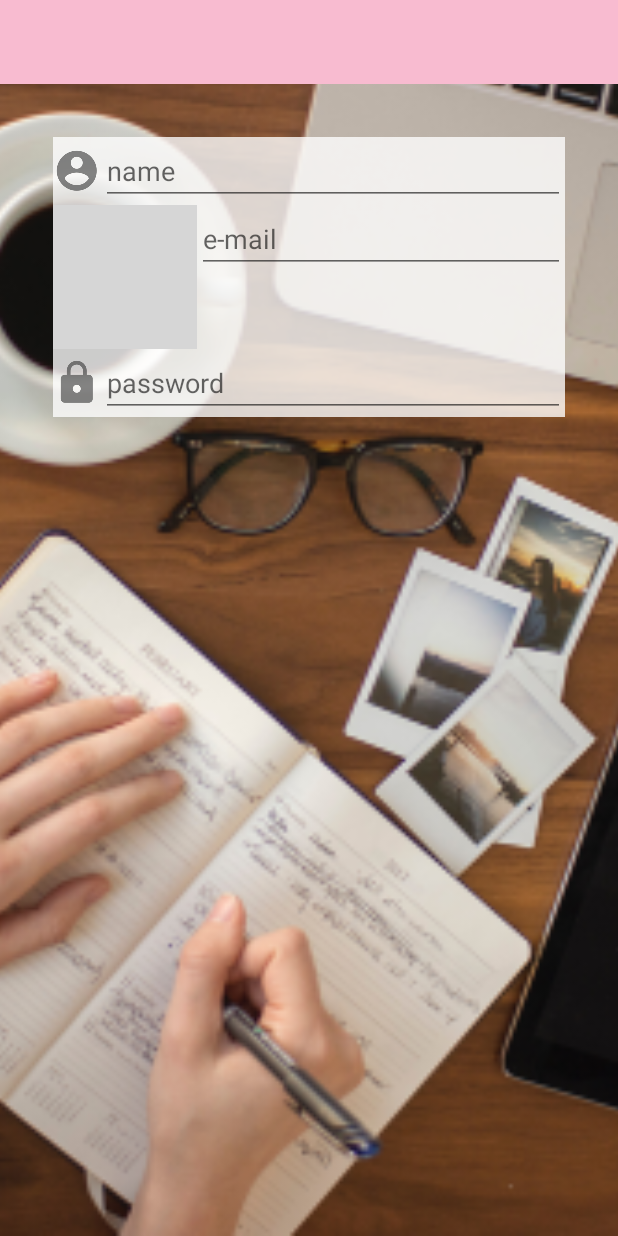
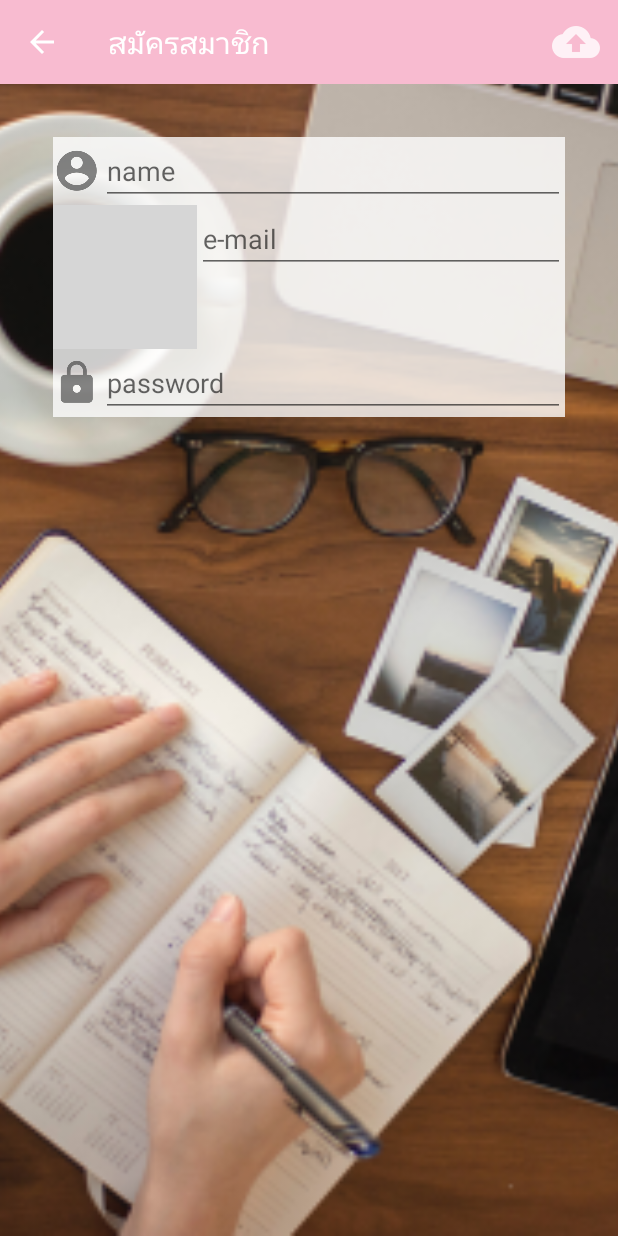
Before and after one commit to winneyzuza/WinneyChat, an Android app: the screen it shows after launch (MainActivity), after a tap on "New Register", on a phone screen of 412 x 824 dp. Run offline under Robolectric (Android 15) with nearby library versions, the phone set to English and light mode, and no system bars; grey boxes are pictures that could not be loaded.

```diff
--- a/app/src/main/java/winney/co/th/winneychat/fragment/RegisterFragment.java
+++ b/app/src/main/java/winney/co/th/winneychat/fragment/RegisterFragment.java
@@ -3,17 +3,97 @@ package winney.co.th.winneychat.fragment;
 import android.os.Bundle;
 import android.support.annotation.Nullable;
 import android.support.v4.app.Fragment;
+import android.support.v7.widget.Toolbar;
 import android.view.LayoutInflater;
+import android.view.Menu;
+import android.view.MenuInflater;
+import android.view.MenuItem;
 import android.view.View;
 import android.view.ViewGroup;
+import android.widget.EditText;
 
+import winney.co.th.winneychat.MainActivity;
 import winney.co.th.winneychat.R;
+import winney.co.th.winneychat.util.AlertUtil;
 
 /**
  * Created by Dell on 1/27/2018.
  */
 
 public class RegisterFragment extends Fragment {
+
+
+    @Override
+    public void onActivityCreated(@Nullable Bundle savedInstanceState) {
+        super.onActivityCreated(savedInstanceState);
+
+//        Toolbar Controller
+        toolbarController();
+
+
+    }//Main Method
+
+    private void toolbarController() {
+        Toolbar toolbar = getView().findViewById(R.id.toolbarRegister);
+        ((MainActivity) getActivity()).setSupportActionBar(toolbar); //Cast to MainActivity
+
+//        Setup Title
+        ((MainActivity) getActivity()).getSupportActionBar().setTitle(getString(R.string.register_th));
+
+//        Setup Navigator
+        ((MainActivity) getActivity()).getSupportActionBar().setHomeButtonEnabled(true);
+        ((MainActivity) getActivity()).getSupportActionBar().setDisplayHomeAsUpEnabled(true);
+
+//        Set navigation back
+        toolbar.setNavigationOnClickListener(new View.OnClickListener() {
+            @Override
+            public void onClick(View view) {
+                getActivity().getSupportFragmentManager().popBackStack();
+            }
+        });
+
+//        Setup Menu
+        setHasOptionsMenu(true);
+
+
+    }// ToolBar
+
+    @Override
+    public void onCreateOptionsMenu(Menu menu, MenuInflater inflater) {
+        inflater.inflate(R.menu.menu_register, menu);
+        super.onCreateOptionsMenu(menu, inflater);
+    }
+
+    @Override
+    public boolean onOptionsItemSelected(MenuItem item) {// ทำ menu ให้สามารถ Click ได้
+        if (item.getItemId() == R.id.itemRegister) {
+            uploadValueToFireBase();
+        }
+        return super.onOptionsItemSelected(item);
+    }
+
+    private void uploadValueToFireBase() {
+//        Initial View
+        EditText nameEditText = getView().findViewById(R.id.edtName);
+
+        EditText emailEditText = getView().findViewById(R.id.edtMail);
+
+        EditText passwordEditText = getView().findViewById(R.id.edtPassword);
+
+        String nameString = nameEditText.getText().toString().trim();
+        String emilString = emailEditText.getText().toString().trim();
+        String passwordString = passwordEditText.getText().toString().trim();
+
+        if (nameString.isEmpty() || emilString.isEmpty() || passwordString.isEmpty()) {
+            // Have Space
+            AlertUtil alertUtil = new AlertUtil(getActivity());
+            alertUtil.normalDialog("Have Space", "Please filled All Every Blank");
+        } else {
+            // No Space
+
+        }
+
+    }
 
     @Nullable
     @Override
--- a/app/src/main/res/layout/fragment_register.xml
+++ b/app/src/main/res/layout/fragment_register.xml
@@ -16,75 +16,78 @@
     <!--Content-->
     <LinearLayout
 
+        android:layout_width="match_parent"
+        android:layout_height="wrap_content"
+        android:layout_margin="@dimen/margin1"
         android:background="#c8ffffff"
-        android:layout_margin="@dimen/margin1"
-        android:orientation="vertical"
-        android:layout_width="match_parent"
-        android:layout_height="wrap_content">
+        android:orientation="vertical">
 
         <!--name-->
         <LinearLayout
-            android:orientation="horizontal"
             android:layout_width="match_parent"
-            android:layout_height="wrap_content">
+            android:layout_height="wrap_content"
+            android:orientation="horizontal">
 
             <!--Icon-->
             <ImageView
+                android:layout_width="wrap_content"
+                android:layout_height="wrap_content"
                 android:layout_gravity="center_vertical"
-                android:src="@drawable/ic_action_account"
-                android:layout_width="wrap_content"
-                android:layout_height="wrap_content" />
+                android:src="@drawable/ic_action_account" />
 
             <!--Email-->
             <EditText
-                android:inputType="text"
+                android:id="@+id/edtName"
+                android:layout_width="match_parent"
+                android:layout_height="wrap_content"
                 android:hint="name"
-                android:layout_width="match_parent"
-                android:layout_height="wrap_content" />
+                android:inputType="text" />
 
         </LinearLayout>
 
         <!--email-->
         <LinearLayout
-            android:orientation="horizontal"
             android:layout_width="match_parent"
-            android:layout_height="wrap_content">
+            android:layout_height="wrap_content"
+            android:orientation="horizontal">
 
             <!--Icon-->
             <ImageView
+                android:layout_width="wrap_content"
+                android:layout_height="wrap_content"
                 android:layout_gravity="center_vertical"
-                android:src="@drawable/ic_action_email"
-                android:layout_width="wrap_content"
-                android:layout_height="wrap_content" />
+                android:src="@drawable/ic_action_email" />
 
             <!--Email-->
             <EditText
-                android:inputType="textEmailAddress"
+                android:id="@+id/edtMail"
+                android:layout_width="match_parent"
+                android:layout_height="wrap_content"
                 android:hint="e-mail"
-                android:layout_width="match_parent"
-                android:layout_height="wrap_content" />
+                android:inputType="textEmailAddress" />
 
         </LinearLayout>
 
         <!--password-->
         <LinearLayout
-            android:orientation="horizontal"
             android:layout_width="match_parent"
-            android:layout_height="wrap_content">
+            android:layout_height="wrap_content"
+            android:orientation="horizontal">
 
             <!--Icon-->
             <ImageView
+                android:layout_width="wrap_content"
+                android:layout_height="wrap_content"
                 android:layout_gravity="center_vertical"
-                android:src="@drawable/ic_action_password"
-                android:layout_width="wrap_content"
-                android:layout_height="wrap_content" />
+                android:src="@drawable/ic_action_password" />
 
             <!--Email-->
             <EditText
-                android:inputType="textPassword"
+                android:id="@+id/edtPassword"
+                android:layout_width="match_parent"
+                android:layout_height="wrap_content"
                 android:hint="password"
-                android:layout_width="match_parent"
-                android:layout_height="wrap_content" />
+                android:inputType="textPassword" />
 
         </LinearLayout>
     </LinearLayout>
--- /dev/null
+++ b/app/src/main/res/menu/menu_register.xml
@@ -0,0 +1,10 @@
+<?xml version="1.0" encoding="utf-8"?>
+<menu xmlns:android="http://schemas.android.com/apk/res/android"
+    xmlns:app="http://schemas.android.com/apk/res-auto">
+    <item
+        android:id="@+id/itemRegister"
+        android:icon="@drawable/ic_action_register"
+        android:title="Register"
+        app:showAsAction="always" />
+
+</menu>
--- a/app/src/main/res/values/strings.xml
+++ b/app/src/main/res/values/strings.xml
@@ -1,3 +1,4 @@
 <resources>
     <string name="app_name">Winney Chat</string>
+    <string name="register_th">สมัครสมาชิก</string>
 </resources>
```
Also changed, not shown: app/src/main/java/winney/co/th/winneychat/util/AlertUtil.java (added, +38 -0 lines), app/src/main/res/drawable-hdpi/ic_action_alert.png (added), app/src/main/res/drawable-hdpi/ic_action_register.png (added), app/src/main/res/drawable-mdpi/ic_action_alert.png (added), app/src/main/res/drawable-mdpi/ic_action_register.png (added), app/src/main/res/drawable-xhdpi/ic_action_alert.png (added), app/src/main/res/drawable-xhdpi/ic_action_register.png (added), app/src/main/res/drawable-xxhdpi/ic_action_alert.png (added), app/src/main/res/drawable-xxhdpi/ic_action_register.png (added).
